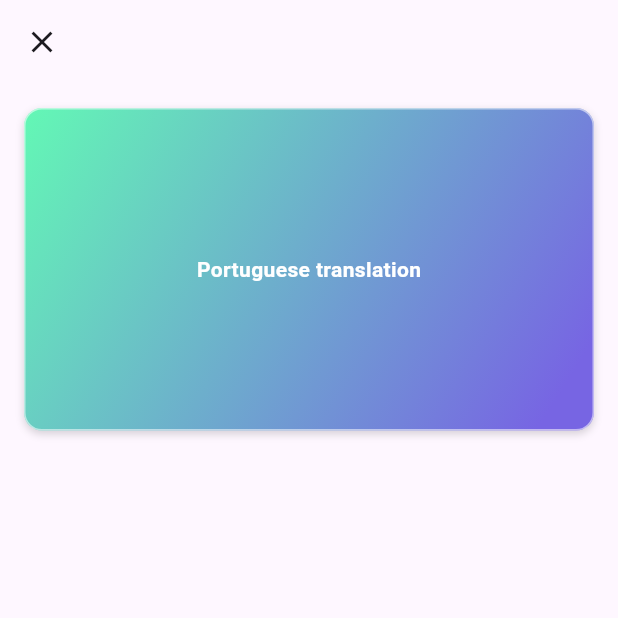
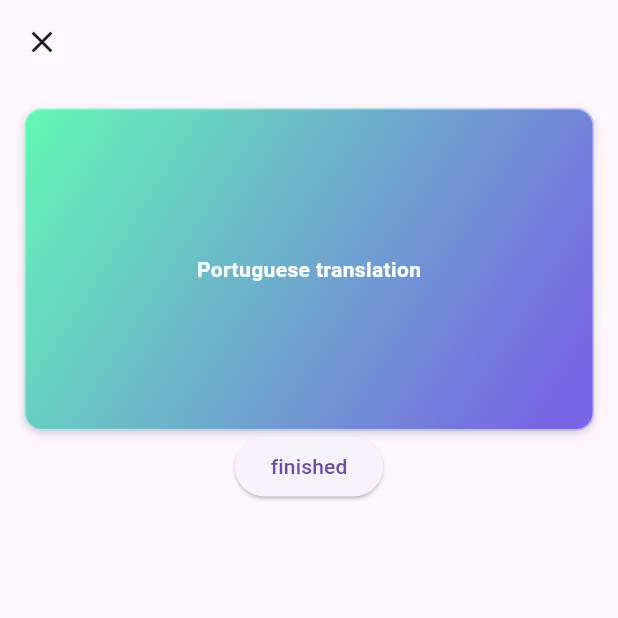
Before and after one commit to mariocsantos/palpagaio-app, a Flutter app: the StudySessionScreen screen opened by its route, on a phone screen of 412 x 824 dp, the top half of it. Run offline on Flutter 3.47's test engine with Material 3 defaults, Android fonts, the light colour scheme and no system bars; our stand-ins replace lottie.

Commit message:
feat: complete study section

```diff
--- a/lib/features/study_session/presentation/screens/study_session_screen.dart
+++ b/lib/features/study_session/presentation/screens/study_session_screen.dart
@@ -43,18 +43,24 @@ class StudySessionScreen extends StatelessWidget {
           },
         ),
       ),
-      body: const SafeArea(
+      body: SafeArea(
         child: Padding(
-          padding: EdgeInsets.only(left: 16, right: 16),
+          padding: const EdgeInsets.only(left: 16, right: 16),
           child: Column(
             children: [
-              SizedBox(height: 16),
-              FlipCard(
+              const SizedBox(height: 16),
+              const FlipCard(
                 front: FlashCard(
                   text: 'English sentence',
                 ),
                 back: FlashCard(text: 'Portuguese translation'),
               ),
+              // TODO: Remove it when logic is implemented
+              ElevatedButton(
+                  onPressed: () {
+                    Navigator.pushNamed(context, '/session/completed');
+                  },
+                  child: const Text('finished')),
             ],
           ),
         ),
--- a/lib/main.dart
+++ b/lib/main.dart
@@ -1,4 +1,5 @@
 import 'package:flashlight/features/home/presentation/screens/home_screen.dart';
+import 'package:flashlight/features/study_session/presentation/screens/study_session_completed_screen.dart';
 import 'package:flashlight/features/study_session/presentation/screens/study_session_screen.dart';
 import 'package:flutter/material.dart';
 
@@ -16,6 +17,7 @@ class MainApp extends StatelessWidget {
       routes: {
         '/': (context) => const HomeScreen(),
         '/session': (context) => const StudySessionScreen(),
+        '/session/completed': (context) => const StudySessionCompletedScreen(),
       },
     );
   }
```
Also changed, not shown: assets/animations/celebration.json (added, +1 -0 lines), lib/features/study_session/presentation/screens/study_session_completed_screen.dart (added, +89 -0 lines), pubspec.yaml (+5 -2 lines), pubspec.lock.
